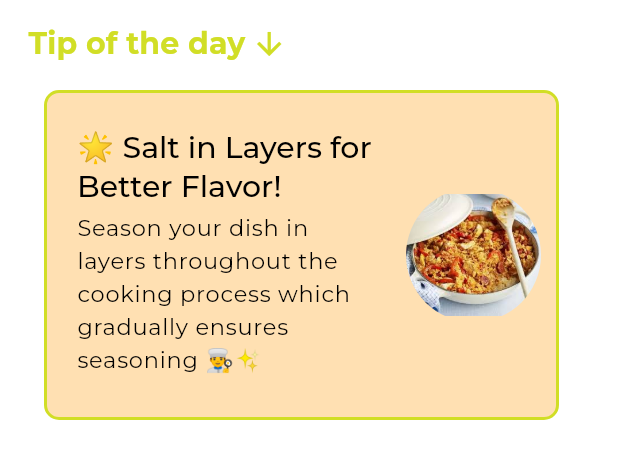
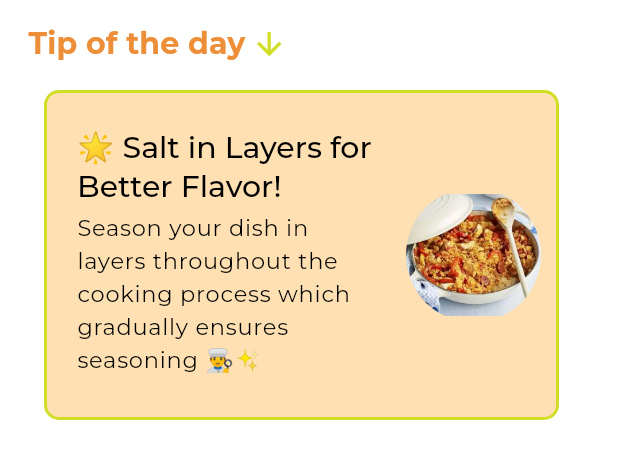
Before and after one commit to devanandp/mob_app, a Flutter app: the TipOfTheDayBannerView widget shown alone on an empty page, opened directly, on a phone screen of 412 x 824 dp. Shown: the top 459 px of the screen. Run offline on Flutter 3.47's test engine with Material 3 defaults, Android fonts, the phone set to English and light mode, and no system bars; our stand-ins replace card_swiper, google_fonts.

Commit message:
Color change

```diff
--- a/lib/views/mobile/mob/tip_of_the_day_banner_view.dart
+++ b/lib/views/mobile/mob/tip_of_the_day_banner_view.dart
@@ -24,7 +24,7 @@ class TipOfTheDayBannerView extends StatelessWidget {
                 child: Text(
                   "Tip of the day",
                   style: Theme.of(context).textTheme.titleSmall!.copyWith(
-                        color: mobGreen,
+                        color: mobOrange,
                         fontSize: 20.0,
                         fontWeight: FontWeight.w700,
                       ),
```
